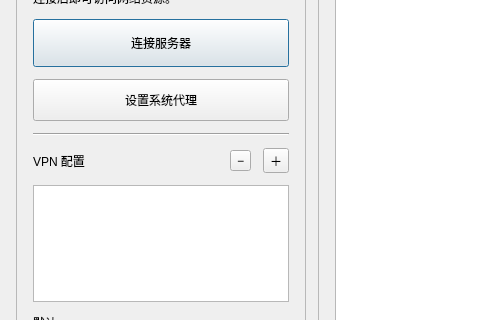
Qt form presentation/main/mainwindow.ui (ffxgamer/EZ4Connect-pro) before a commit; both pictures show x 0 to 480 and y 171 to 491 of the 822 by 583 pixel window.
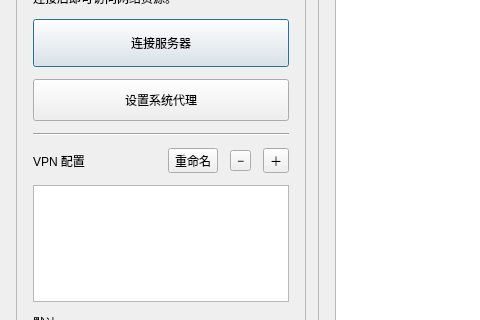
The same form after that commit. Icons and pictures are not drawn.

The edit to the form file:
```diff
--- a/presentation/main/mainwindow.ui
+++ b/presentation/main/mainwindow.ui
@@ -298,6 +298,13 @@
             <property name="orientation"><enum>Qt::Orientation::Horizontal</enum></property>
             <property name="sizeHint" stdset="0"><size><width>20</width><height>20</height></size></property>
            </spacer></item>
+           <item>
+            <widget class="QToolButton" name="renameProfileButton">
+             <property name="toolTip"><string>重命名当前 VPN 配置</string></property>
+             <property name="accessibleName"><string>重命名当前 VPN 配置</string></property>
+             <property name="text"><string>重命名</string></property>
+            </widget>
+           </item>
            <item>
             <widget class="QToolButton" name="deleteProfileButton">
              <property name="toolTip"><string>删除当前 VPN 配置</string></property>
```
